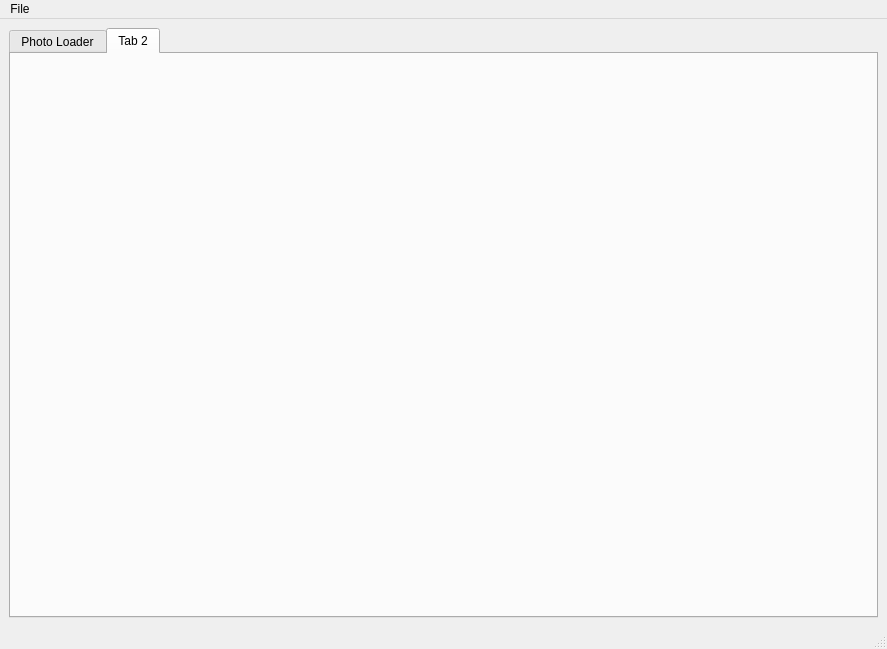
The window that qtobjectdetector.ui (feugen/QtObjectDetector) describes before a commit, drawn with Qt 5.
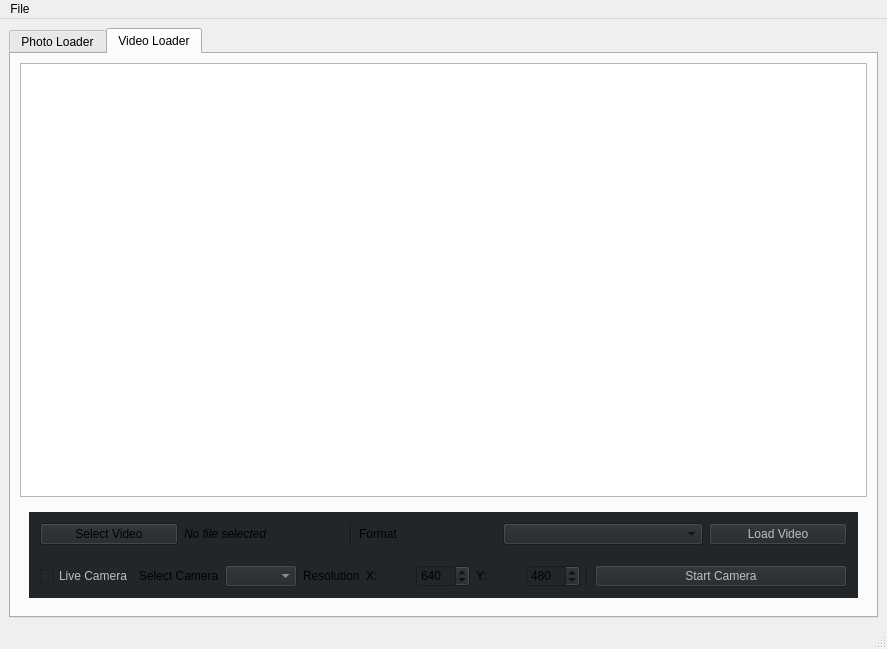
The same window after the commit. The open tabs and pages were chosen to show the change.

Commit message: added basic video functionallity

Patch:
```diff
--- a/qtobjectdetector.ui
+++ b/qtobjectdetector.ui
@@ -335,11 +335,258 @@
         </widget>
         <widget class="QWidget" name="tab_2">
          <attribute name="title">
-          <string>Tab 2</string>
+          <string>Video Loader</string>
          </attribute>
          <layout class="QGridLayout" name="gridLayout_4">
           <item row="0" column="0">
-           <widget class="QWidget" name="widget_3" native="true"/>
+           <widget class="QGraphicsView" name="graphicsView_VideoLoader">
+            <property name="enabled">
+             <bool>true</bool>
+            </property>
+           </widget>
+          </item>
+          <item row="1" column="0">
+           <widget class="QWidget" name="widget_3" native="true">
+            <layout class="QGridLayout" name="gridLayout_6">
+             <item row="0" column="0">
+              <widget class="QWidget" name="widget_9" native="true">
+               <property name="sizePolicy">
+                <sizepolicy hsizetype="Minimum" vsizetype="Minimum">
+                 <horstretch>0</horstretch>
+                 <verstretch>0</verstretch>
+                </sizepolicy>
+               </property>
+               <property name="styleSheet">
+                <string notr="true">background-color: rgb(35, 38, 41);</string>
+               </property>
+               <layout class="QVBoxLayout" name="verticalLayout_3">
+                <property name="spacing">
+                 <number>2</number>
+                </property>
+                <property name="leftMargin">
+                 <number>2</number>
+                </property>
+                <property name="topMargin">
+                 <number>2</number>
+                </property>
+                <property name="rightMargin">
+                 <number>2</number>
+                </property>
+                <property name="bottomMargin">
+                 <number>2</number>
+                </property>
+                <item>
+                 <widget class="QWidget" name="widget_10" native="true">
+                  <layout class="QHBoxLayout" name="horizontalLayout_5">
+                   <item>
+                    <widget class="QPushButton" name="pushButton_SelectVideo">
+                     <property name="sizePolicy">
+                      <sizepolicy hsizetype="Minimum" vsizetype="Fixed">
+                       <horstretch>0</horstretch>
+                       <verstretch>0</verstretch>
+                      </sizepolicy>
+                     </property>
+                     <property name="minimumSize">
+                      <size>
+                       <width>100</width>
+                       <height>0</height>
+                      </size>
+                     </property>
+                     <property name="text">
+                      <string>Select Video</string>
+                     </property>
+                    </widget>
+                   </item>
+                   <item>
+                    <widget class="QLabel" name="label_videoName">
+                     <property name="sizePolicy">
+                      <sizepolicy hsizetype="Minimum" vsizetype="Preferred">
+                       <horstretch>0</horstretch>
+                       <verstretch>0</verstretch>
+                      </sizepolicy>
+                     </property>
+                     <property name="minimumSize">
+                      <size>
+                       <width>160</width>
+                       <height>0</height>
+                      </size>
+                     </property>
+                     <property name="maximumSize">
+                      <size>
+                       <width>160</width>
+                       <height>16777215</height>
+                      </size>
+                     </property>
+                     <property name="font">
+                      <font>
+                       <italic>true</italic>
+                      </font>
+                     </property>
+                     <property name="text">
+                      <string>No file selected</string>
+                     </property>
+                    </widget>
+                   </item>
+                   <item>
+                    <widget class="Line" name="line_3">
+                     <property name="orientation">
+                      <enum>Qt::Vertical</enum>
+                     </property>
+                    </widget>
+                   </item>
+                   <item>
+                    <widget class="QLabel" name="label_5">
+                     <property name="text">
+                      <string>Format</string>
+                     </property>
+                    </widget>
+                   </item>
+                   <item>
+                    <widget class="QComboBox" name="formatListComboBox_2">
+                     <property name="sizePolicy">
+                      <sizepolicy hsizetype="Minimum" vsizetype="Fixed">
+                       <horstretch>0</horstretch>
+                       <verstretch>0</verstretch>
+                      </sizepolicy>
+                     </property>
+                     <property name="minimumSize">
+                      <size>
+                       <width>200</width>
+                       <height>0</height>
+                      </size>
+                     </property>
+                    </widget>
+                   </item>
+                   <item>
+                    <widget class="QPushButton" name="pushButton_LoadVideo">
+                     <property name="enabled">
+                      <bool>false</bool>
+                     </property>
+                     <property name="text">
+                      <string>Load Video</string>
+                     </property>
+                    </widget>
+                   </item>
+                  </layout>
+                 </widget>
+                </item>
+                <item>
+                 <widget class="QWidget" name="widget_11" native="true">
+                  <layout class="QHBoxLayout" name="horizontalLayout_6">
+                   <item>
+                    <widget class="QCheckBox" name="checkBox_LiveCamera">
+                     <property name="enabled">
+                      <bool>false</bool>
+                     </property>
+                     <property name="text">
+                      <string>Live Camera</string>
+                     </property>
+                     <property name="checked">
+                      <bool>false</bool>
+                     </property>
+                    </widget>
+                   </item>
+                   <item>
+                    <widget class="QLabel" name="label_6">
+                     <property name="text">
+                      <string>Select Camera</string>
+                     </property>
+                    </widget>
+                   </item>
+                   <item>
+                    <widget class="QComboBox" name="comboBox_LiveCamera">
+                     <property name="enabled">
+                      <bool>false</bool>
+                     </property>
+                    </widget>
+                   </item>
+                   <item>
+                    <widget class="QLabel" name="label">
+                     <property name="text">
+                      <string>Resolution</string>
+                     </property>
+                    </widget>
+                   </item>
+                   <item>
+                    <widget class="QLabel" name="label_7">
+                     <property name="layoutDirection">
+                      <enum>Qt::LeftToRight</enum>
+                     </property>
+                     <property name="text">
+                      <string>X:</string>
+                     </property>
+                    </widget>
+                   </item>
+                   <item>
+                    <widget class="QSpinBox" name="spinBox_CameraXResolution">
+                     <property name="minimum">
+                      <number>319</number>
+                     </property>
+                     <property name="maximum">
+                      <number>4096</number>
+                     </property>
+                     <property name="value">
+                      <number>640</number>
+                     </property>
+                    </widget>
+                   </item>
+                   <item>
+                    <widget class="QLabel" name="label_8">
+                     <property name="text">
+                      <string>Y:</string>
+                     </property>
+                    </widget>
+                   </item>
+                   <item>
+                    <widget class="QSpinBox" name="spinBox_CameraYResolution">
+                     <property name="minimum">
+                      <number>240</number>
+                     </property>
+                     <property name="maximum">
+                      <number>2048</number>
+                     </property>
+                     <property name="value">
+                      <number>480</number>
+                     </property>
+                    </widget>
+                   </item>
+                   <item>
+                    <widget class="Line" name="line_4">
+                     <property name="orientation">
+                      <enum>Qt::Vertical</enum>
+                     </property>
+                    </widget>
+                   </item>
+                   <item>
+                    <widget class="QPushButton" name="pushButton_StartCamera">
+                     <property name="enabled">
+                      <bool>false</bool>
+                     </property>
+                     <property name="sizePolicy">
+                      <sizepolicy hsizetype="Minimum" vsizetype="Fixed">
+                       <horstretch>0</horstretch>
+                       <verstretch>0</verstretch>
+                      </sizepolicy>
+                     </property>
+                     <property name="minimumSize">
+                      <size>
+                       <width>252</width>
+                       <height>0</height>
+                      </size>
+                     </property>
+                     <property name="text">
+                      <string>Start Camera</string>
+                     </property>
+                    </widget>
+                   </item>
+                  </layout>
+                 </widget>
+                </item>
+               </layout>
+              </widget>
+             </item>
+            </layout>
+           </widget>
           </item>
          </layout>
         </widget>
```
Left out of the diff: 2 changed lines with no effect on the pictures. The commit also changes 5 other files.
